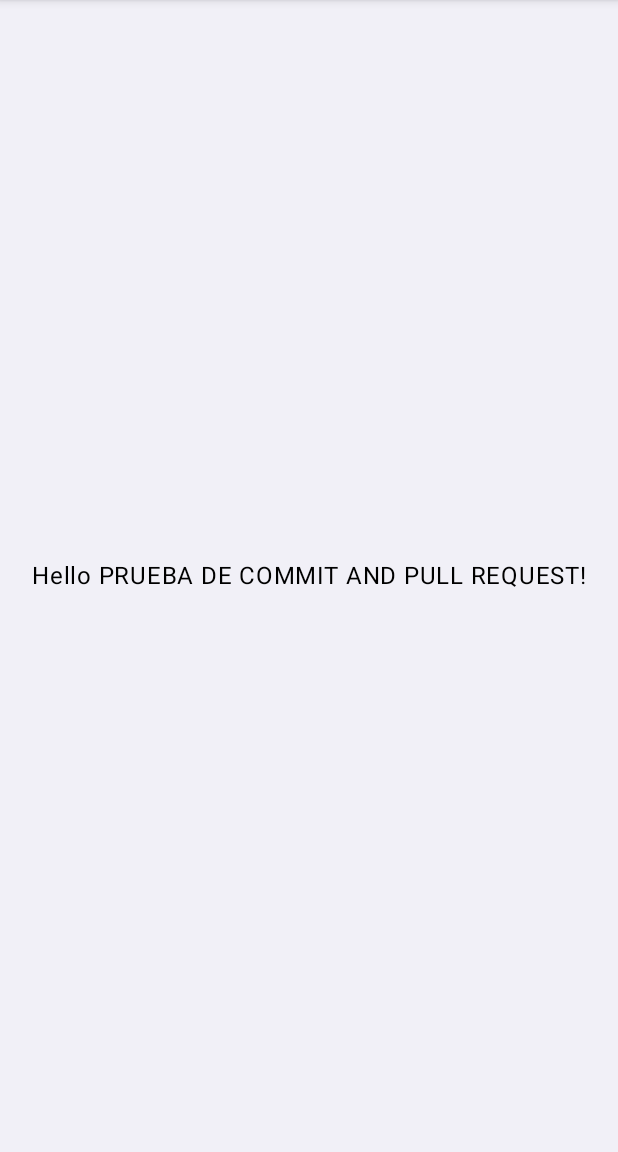
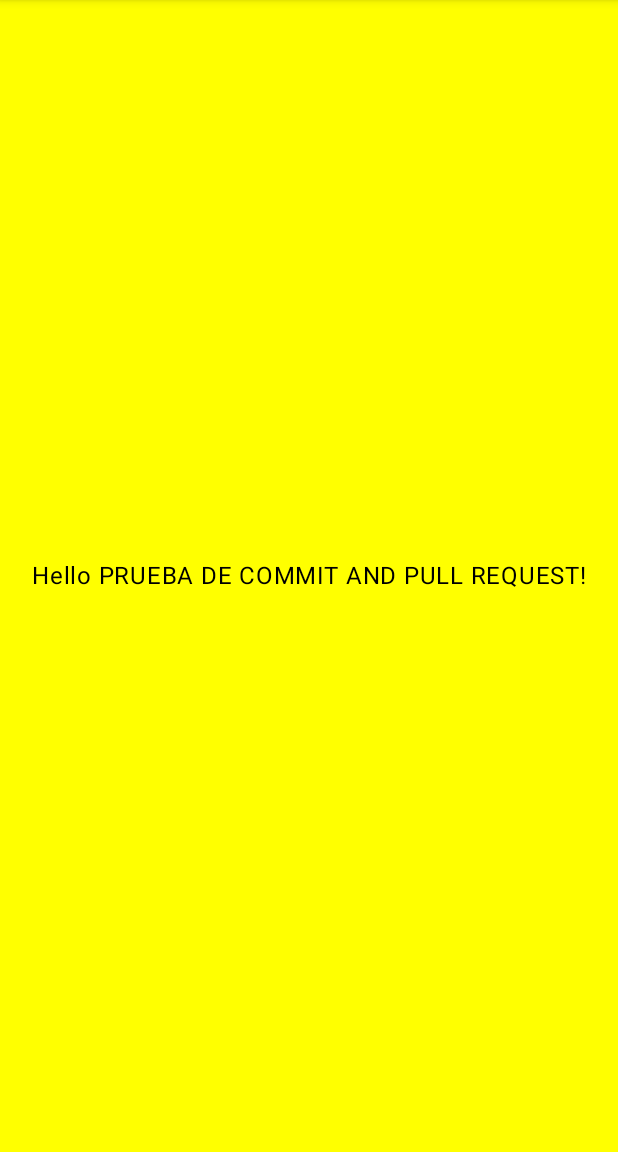
Before and after one commit to JMRoman77/SplashScreenEasy, an Android app built with Jetpack Compose: the screen it shows after launch (MainActivity), on a phone screen of 412 x 824 dp, the part 84-1236 px from its top. Run offline under Robolectric (Android 15) with nearby library versions, the phone set to English and light mode, and no system bars.

Commit message:
Prueba para pullRequest

```diff
--- a/app/src/main/java/com/example/splashscreeneasy/MainActivity.kt
+++ b/app/src/main/java/com/example/splashscreeneasy/MainActivity.kt
@@ -3,6 +3,7 @@ package com.example.splashscreeneasy
 import android.os.Bundle
 import androidx.activity.ComponentActivity
 import androidx.activity.compose.setContent
+import androidx.compose.foundation.background
 import androidx.compose.foundation.layout.Box
 import androidx.compose.foundation.layout.fillMaxSize
 import androidx.compose.material3.MaterialTheme
@@ -11,6 +12,7 @@ import androidx.compose.material3.Text
 import androidx.compose.runtime.Composable
 import androidx.compose.ui.Alignment
 import androidx.compose.ui.Modifier
+import androidx.compose.ui.graphics.Color
 import androidx.compose.ui.tooling.preview.Preview
 import androidx.core.splashscreen.SplashScreen.Companion.installSplashScreen
 import com.example.splashscreeneasy.ui.theme.SplashScreenEasyTheme
@@ -23,7 +25,7 @@ class MainActivity : ComponentActivity() {
             SplashScreenEasyTheme {
                 // A surface container using the 'background' color from the theme
                 Box(
-                    modifier = Modifier.fillMaxSize(),
+                    modifier = Modifier.fillMaxSize().background(color = Color.Yellow),
                     contentAlignment = Alignment.Center
                 ) {
                     Greeting("PRUEBA DE COMMIT AND PULL REQUEST")
```
